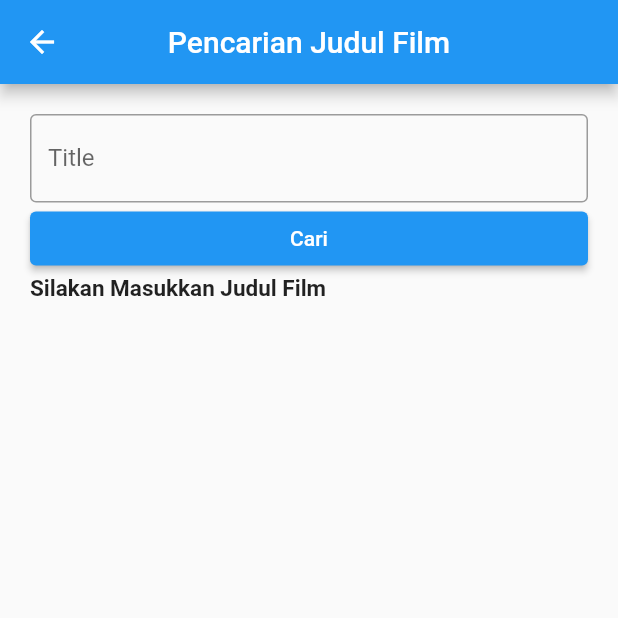
After one commit to Tenshi-X/PelatihanITC_Auth_App_Sederhana, a Flutter app: the searchScreen screen opened directly, on a phone screen of 412 x 824 dp, the top half of it. The commit adds this screen. Run offline on Flutter 3.47's test engine with Material 2 defaults, Android fonts, the phone set to English and light mode, and no system bars; our stand-ins replace firebase_auth, firebase_core; accounts and stored records are empty; network calls fail; Roboto replaces fonts that are missing (Poppins).

Commit message:
Menambahkan fitur

```diff
--- a/lib/login_screen.dart
+++ b/lib/login_screen.dart
@@ -1,4 +1,5 @@
 import 'package:auth_firebase/home_screen.dart';
+import 'package:auth_firebase/search_screen.dart';
 import 'package:firebase_auth/firebase_auth.dart';
 import 'package:flutter/material.dart';
 
@@ -65,7 +66,7 @@ class _loginScreenState extends State<loginScreen> {
                               Navigator.push(
                                   context,
                                   MaterialPageRoute(
-                                      builder: (context) => Homepage()))
+                                      builder: (context) => searchScreen()))
                             });
                   } catch (e) {
                     print(e);
--- a/lib/main.dart
+++ b/lib/main.dart
@@ -1,3 +1,4 @@
+import 'package:auth_firebase/home_screen.dart';
 import 'package:auth_firebase/login_screen.dart';
 import 'package:firebase_core/firebase_core.dart';
 import 'package:flutter/material.dart';
--- /dev/null
+++ b/lib/search_screen.dart
@@ -0,0 +1,59 @@
+import 'package:auth_firebase/home_screen.dart';
+import 'package:flutter/material.dart';
+
+class searchScreen extends StatefulWidget {
+  searchScreen({Key? key}) : super(key: key);
+
+  @override
+  State<searchScreen> createState() => _searchScreenState();
+}
+
+class _searchScreenState extends State<searchScreen> {
+  String? info = 'Loading...';
+  TextEditingController titleController = TextEditingController();
+
+  @override
+  void initState() {
+    info = 'Silakan Masukkan Judul Film';
+    super.initState();
+  }
+
+  @override
+  Widget build(BuildContext context) {
+    return Scaffold(
+        appBar: AppBar(
+          title: const Text('Pencarian Judul Film'),
+          centerTitle: true,
+        ),
+        body: ListView(
+          padding: const EdgeInsets.all(20),
+          children: [
+            TextField(
+              controller: titleController,
+              decoration: InputDecoration(
+                border: OutlineInputBorder(),
+                labelText: 'Title',
+              ),
+            ),
+            ElevatedButton(
+              onPressed: (() async {
+               Navigator.push(context, MaterialPageRoute(builder: (context) => HomePage(title : titleController.text)));
+              }),
+              child: Text('Cari'),
+            ),
+            Text(
+              info!,
+              style: TextStyle(
+                fontSize: 15,
+                fontWeight: FontWeight.bold,
+                fontFamily: 'Poppins',
+              ),
+            ),
+            SizedBox(
+              height: 20,
+            ),
+              ],
+            ),
+        );
+  }
+  }
```
Also changed, not shown: lib/home_screen.dart (+47 -85 lines).
